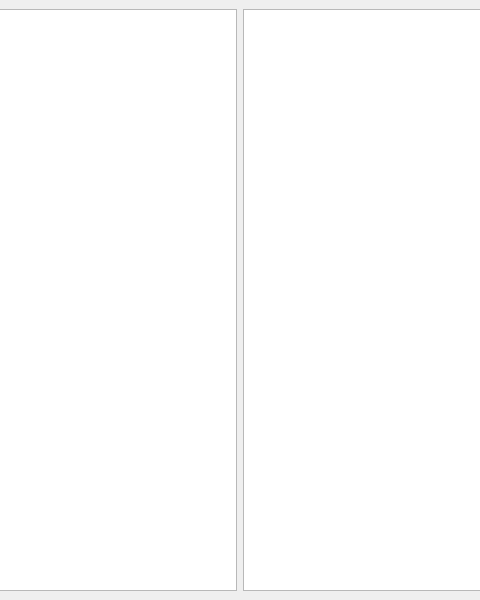
First picture: the form in src/mainwindow.ui, repository BowDown097/DecompIL, before the edit; both pictures show x 160 to 640 and y 0 to 600 of the 800 by 600 pixel window.
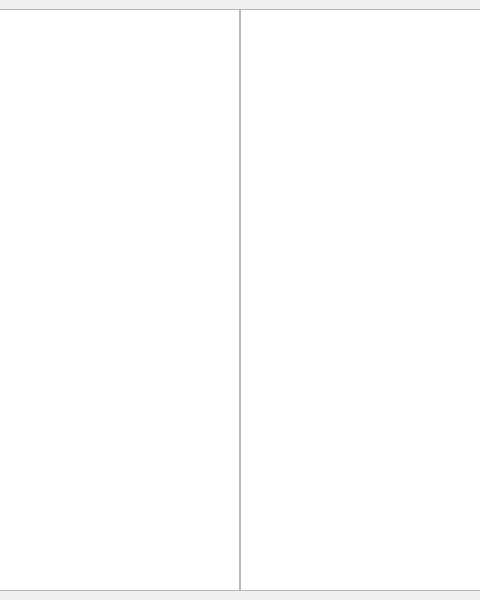
Second picture: the form after the edit. Custom widgets are drawn as their Qt base class.

Commit message: Use splitter for layout

```diff
--- a/src/mainwindow.ui
+++ b/src/mainwindow.ui
@@ -16,6 +16,13 @@
   <widget class="QWidget" name="centralwidget">
    <layout class="QHBoxLayout" name="horizontalLayout_2">
     <item>
+     <widget class="QSplitter" name="splitter">
+      <property name="orientation">
+       <enum>Qt::Orientation::Horizontal</enum>
+      </property>
+      <property name="handleWidth">
+       <number>0</number>
+      </property>
      <widget class="QTreeWidget" name="treeWidget">
       <property name="headerHidden">
        <bool>true</bool>
@@ -26,9 +33,8 @@
        </property>
       </column>
      </widget>
-    </item>
-    <item>
      <widget class="CodeEditor" name="codeEditor"/>
+     </widget>
     </item>
    </layout>
   </widget>
```
Left out of the diff: 2 changed lines with no effect on the pictures. Lines whose indentation alone changed are shown as unchanged. The commit also changes 1 other file.
